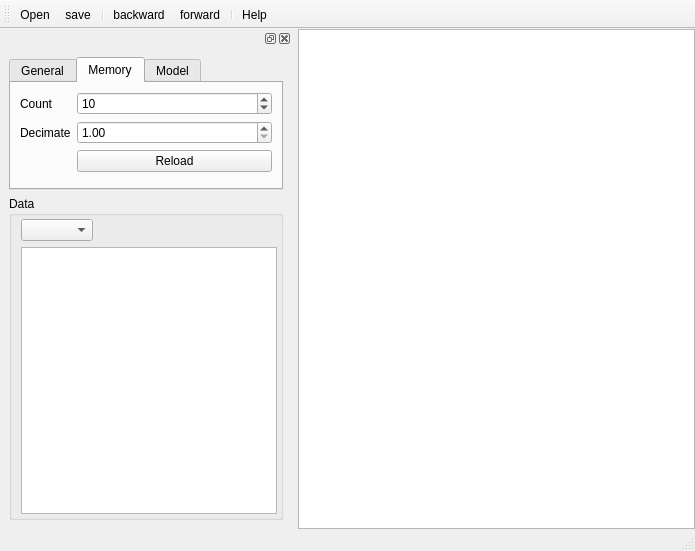
First picture: the form in arachnid/core/gui/dialogs/pyui/MontageViewer.ui, repository ezralanglois/arachnid, before the edit.
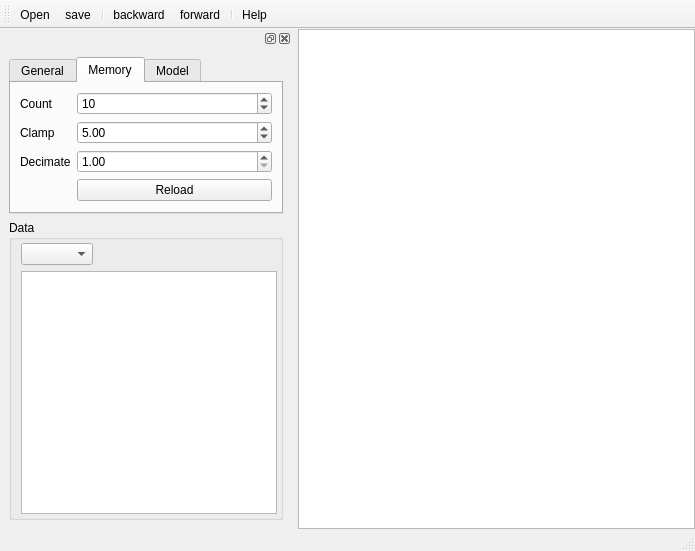
Second picture: the form after the edit. The open tabs and pages were chosen to show the change. Icons and pictures are not drawn.

Commit message: Added funcionality to the gui for Project wizard, embedding viewer and montage viewer

What changed in the file:
```diff
--- a/arachnid/core/gui/dialogs/pyui/MontageViewer.ui
+++ b/arachnid/core/gui/dialogs/pyui/MontageViewer.ui
@@ -194,14 +194,14 @@
                    </property>
                   </widget>
                  </item>
-                 <item row="1" column="0">
+                 <item row="2" column="0">
                   <widget class="QLabel" name="label">
                    <property name="text">
                     <string>Decimate</string>
                    </property>
                   </widget>
                  </item>
-                 <item row="1" column="1">
+                 <item row="2" column="1">
                   <widget class="QDoubleSpinBox" name="decimateSpinBox">
                    <property name="minimum">
                     <double>1.000000000000000</double>
@@ -211,7 +211,7 @@
                    </property>
                   </widget>
                  </item>
-                 <item row="2" column="1">
+                 <item row="3" column="1">
                   <widget class="QPushButton" name="loadImagesPushButton">
                    <property name="text">
                     <string>Reload</string>
@@ -222,6 +222,26 @@
                    </property>
                   </widget>
                  </item>
+                 <item row="1" column="0">
+                  <widget class="QLabel" name="label_5">
+                   <property name="text">
+                    <string>Clamp</string>
+                   </property>
+                  </widget>
+                 </item>
+                 <item row="1" column="1">
+                  <widget class="QDoubleSpinBox" name="clampDoubleSpinBox">
+                   <property name="minimum">
+                    <double>1.000000000000000</double>
+                   </property>
+                   <property name="singleStep">
+                    <double>1.000000000000000</double>
+                   </property>
+                   <property name="value">
+                    <double>5.000000000000000</double>
+                   </property>
+                  </widget>
+                 </item>
                 </layout>
                </widget>
                <widget class="QWidget" name="tab_3">
```
The commit also changes 5 other files.
